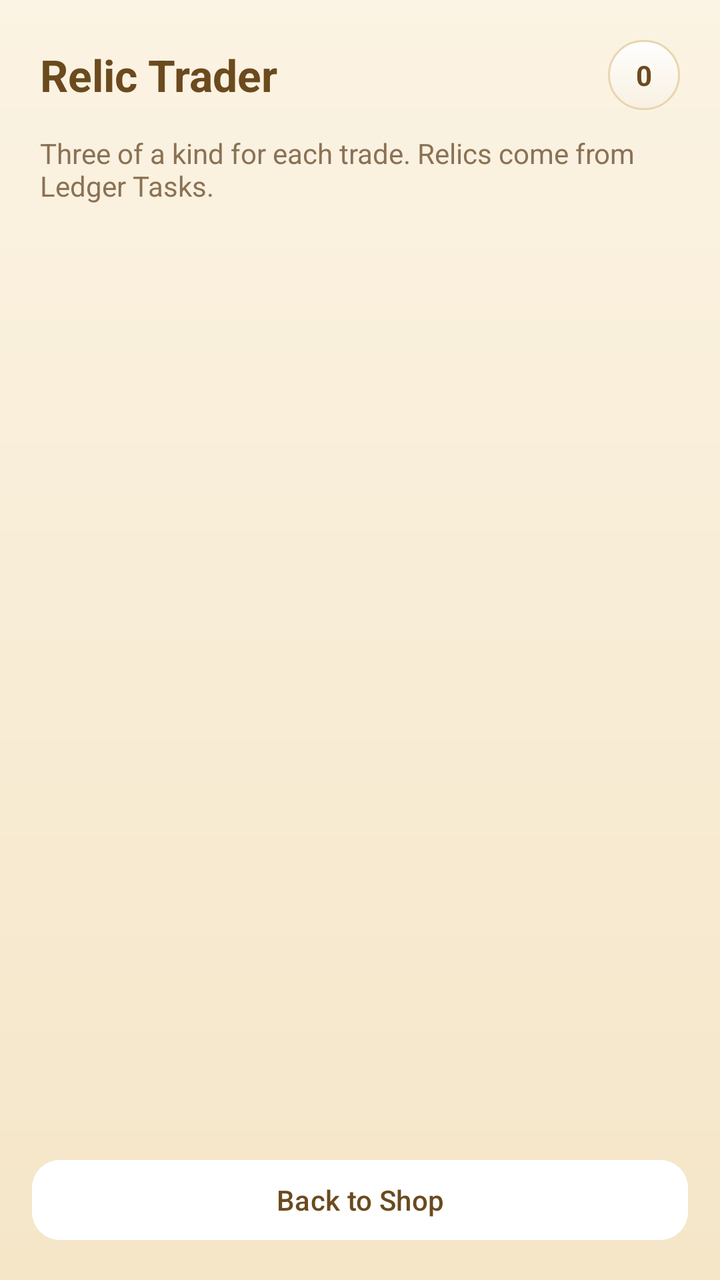
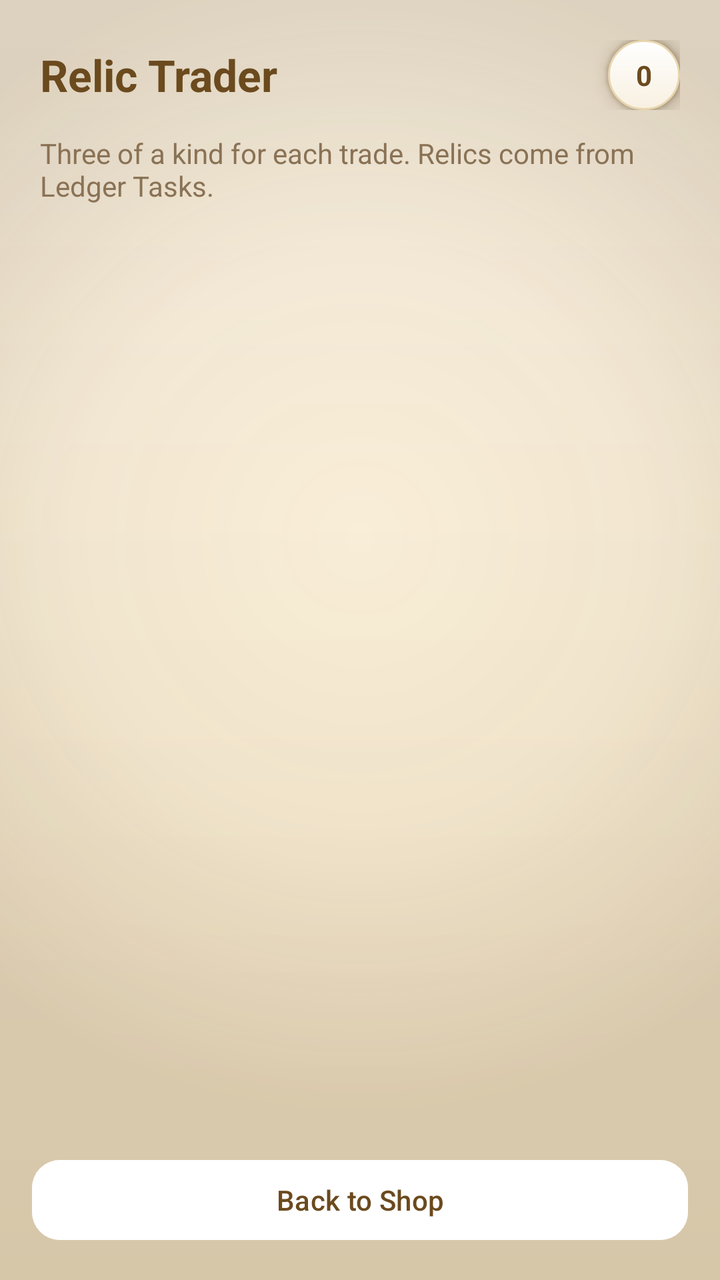

The first picture is an Android layout as it rendered before a commit; the second is the same layout after the commit. The layout source and the unified diff follow.
<!-- AndroidManifest.xml: application theme Theme.RatKingRecon -->
<!-- res/layout/activity_relic_trader.xml -->
<?xml version="1.0" encoding="utf-8"?>
<LinearLayout xmlns:android="http://schemas.android.com/apk/res/android"
    android:layout_width="match_parent"
    android:layout_height="match_parent"
    android:orientation="vertical"
    android:background="@drawable/bg_app_gradient">

    
    <LinearLayout
        android:layout_width="match_parent"
        android:layout_height="wrap_content"
        android:orientation="horizontal"
        android:gravity="center_vertical"
        android:paddingHorizontal="20dp"
        android:paddingTop="20dp"
        android:paddingBottom="12dp">

        <TextView
            android:layout_width="0dp"
            android:layout_height="wrap_content"
            android:layout_weight="1"
            android:text="@string/trader_title"
            android:textSize="22sp"
            android:textStyle="bold"
            android:textColor="@color/text_primary" />

        <TextView
            android:id="@+id/traderTotalText"
            android:layout_width="wrap_content"
            android:layout_height="wrap_content"
            android:background="@drawable/bg_pill_tan"
            android:paddingHorizontal="14dp"
            android:paddingVertical="8dp"
            android:textStyle="bold"
            android:textColor="@color/text_primary"
            android:text="@string/header_steps_default" />
    </LinearLayout>

    <TextView
        android:layout_width="match_parent"
        android:layout_height="wrap_content"
        android:paddingHorizontal="20dp"
        android:paddingBottom="12dp"
        android:text="@string/trader_subtitle"
        android:textSize="14sp"
        android:textColor="@color/text_muted" />

    
    <LinearLayout
        android:id="@+id/relicCountRow"
        android:layout_width="match_parent"
        android:layout_height="wrap_content"
        android:orientation="horizontal"
        android:paddingHorizontal="16dp"
        android:paddingBottom="16dp"
        android:baselineAligned="false" />

    <ScrollView
        android:layout_width="match_parent"
        android:layout_height="0dp"
        android:layout_weight="1"
        android:fillViewport="true">

        <LinearLayout
            android:id="@+id/exchangeContainer"
            android:layout_width="match_parent"
            android:layout_height="wrap_content"
            android:orientation="vertical"
            android:paddingHorizontal="16dp"
            android:paddingBottom="20dp" />
    </ScrollView>

    <com.google.android.material.button.MaterialButton
        android:id="@+id/traderBackButton"
        android:layout_width="match_parent"
        android:layout_height="wrap_content"
        android:layout_margin="16dp"
        android:text="@string/btn_back_to_shop"
        android:textColor="@color/text_primary"
        android:backgroundTint="@color/card_white"
        app:cornerRadius="14dp"
        xmlns:app="http://schemas.android.com/apk/res-auto" />
</LinearLayout>
<!-- resources referenced by this layout -->
<resources>
  <color name="card_white">#FFFFFF</color>
  <color name="text_muted">#8A7255</color>
  <color name="text_primary">#6B4A1E</color>
  <!-- drawable bg_app_gradient (drawable) -->
  <?xml version="1.0" encoding="utf-8"?>
  <shape xmlns:android="http://schemas.android.com/apk/res/android"
      android:shape="rectangle">
      <gradient
          android:angle="270"
          android:startColor="@color/cream"
          android:endColor="@color/tan"
          android:type="linear" />
  </shape>
  <!-- drawable bg_pill_tan (drawable) -->
  <?xml version="1.0" encoding="utf-8"?>
  <shape xmlns:android="http://schemas.android.com/apk/res/android"
      android:shape="rectangle">
      <gradient
          android:angle="270"
          android:startColor="@color/card_white"
          android:endColor="#F8F0E1"
          android:type="linear" />
      <stroke
          android:width="1dp"
          android:color="@color/card_border" />
      <corners android:radius="20dp" />
  </shape>
  <string name="btn_back_to_shop">Back to Shop</string>
  <string name="header_steps_default">0</string>
  <string name="trader_subtitle">Three of a kind for each trade. Relics come from Ledger Tasks.</string>
  <string name="trader_title">Relic Trader</string>
  <style name="Theme.RatKingRecon" parent="Base.Theme.RatKingRecon" />
  <color name="cream">#FBF3E3</color>
  <color name="tan">#F5E6C8</color>
  <color name="card_border">#E8D6AE</color>
  <style name="Base.Theme.RatKingRecon" parent="Theme.Material3.Light.NoActionBar">
          <item name="colorPrimary">@color/amber</item>
          <item name="colorOnPrimary">@color/text_primary</item>
          <item name="colorSurface">@color/cream</item>
          <item name="colorOnSurface">@color/text_primary</item>
          <item name="android:colorBackground">@color/cream</item>
          <item name="android:statusBarColor">@color/cream</item>
          <item name="android:windowLightStatusBar">true</item>
          <item name="android:navigationBarColor">@color/tan</item>
          
          <item name="android:windowLightNavigationBar" tools:targetApi="27">true</item>
      </style>
  <color name="amber">#E8A94F</color>
</resources>

<!-- the commit's change to res/layout/activity_relic_trader.xml (unified diff, before → after) -->
@@ -1,5 +1,6 @@
 <?xml version="1.0" encoding="utf-8"?>
 <LinearLayout xmlns:android="http://schemas.android.com/apk/res/android"
+    xmlns:tools="http://schemas.android.com/tools"
     android:layout_width="match_parent"
     android:layout_height="match_parent"
     android:orientation="vertical"
@@ -29,6 +30,10 @@
             android:layout_width="wrap_content"
             android:layout_height="wrap_content"
             android:background="@drawable/bg_pill_tan"
+            android:elevation="6dp"
+            android:outlineAmbientShadowColor="@color/shadow_warm"
+            android:outlineSpotShadowColor="@color/shadow_warm"
+            tools:targetApi="28"
             android:paddingHorizontal="14dp"
             android:paddingVertical="8dp"
             android:textStyle="bold"
<!-- resource entries referenced after the edit -->
@@ -1,18 +1,37 @@
 <!-- resources referenced by this layout -->
 <resources>
   <color name="card_white">#FFFFFF</color>
+  <color name="shadow_warm">#4A2F0F</color>
   <color name="text_muted">#8A7255</color>
   <color name="text_primary">#6B4A1E</color>
   <!-- drawable bg_app_gradient (drawable) -->
   <?xml version="1.0" encoding="utf-8"?>
-  <shape xmlns:android="http://schemas.android.com/apk/res/android"
-      android:shape="rectangle">
-      <gradient
-          android:angle="270"
-          android:startColor="@color/cream"
-          android:endColor="@color/tan"
-          android:type="linear" />
-  </shape>
+  <layer-list xmlns:android="http://schemas.android.com/apk/res/android">
+  
+      <item>
+          <shape android:shape="rectangle">
+              <gradient
+                  android:angle="270"
+                  android:startColor="@color/cream"
+                  android:endColor="@color/tan"
+                  android:type="linear" />
+          </shape>
+      </item>
+  
+      <item>
+          <shape android:shape="rectangle">
+              <gradient
+                  android:type="radial"
+                  android:centerX="0.5"
+                  android:centerY="0.42"
+                  android:gradientRadius="80%p"
+                  android:startColor="#004A2F0F"
+                  android:centerColor="#0A4A2F0F"
+                  android:endColor="#2B4A2F0F" />
+          </shape>
+      </item>
+  
+  </layer-list>
   <!-- drawable bg_pill_tan (drawable) -->
   <?xml version="1.0" encoding="utf-8"?>
   <shape xmlns:android="http://schemas.android.com/apk/res/android"
